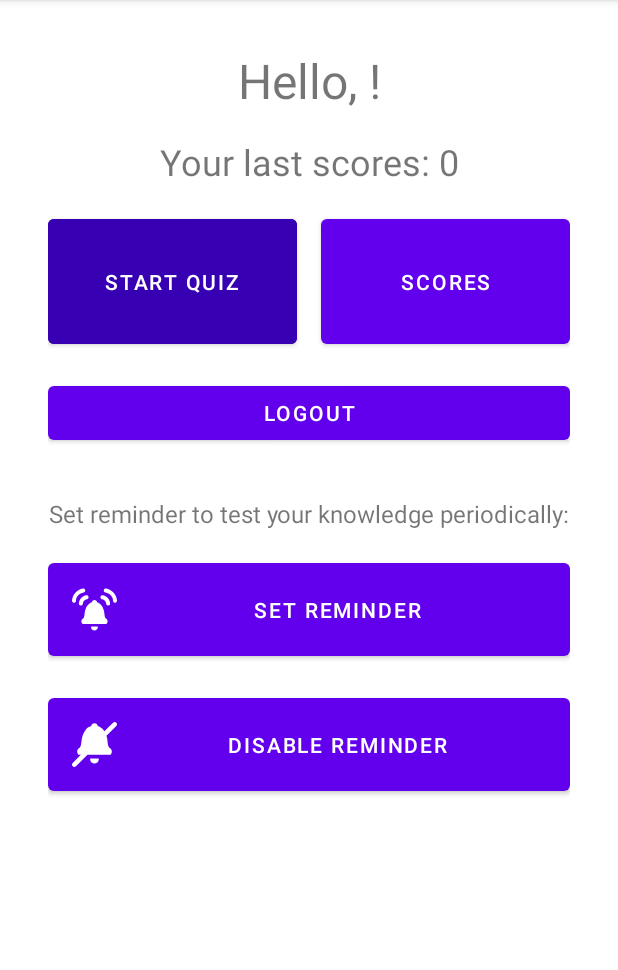
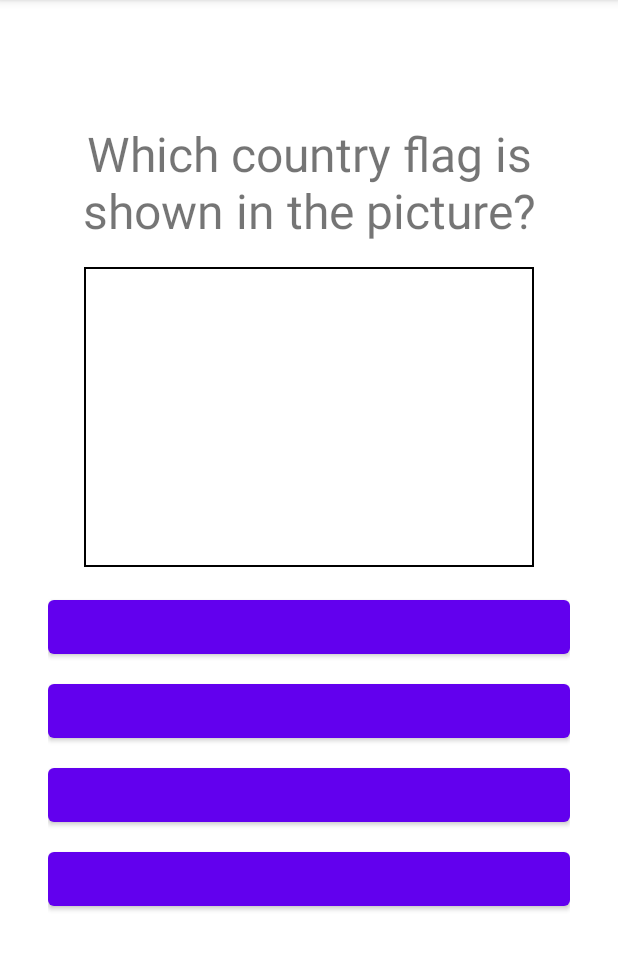
Before and after one commit to vitalydervanowsky/SmartCountries, an Android app: the fragment HelloFragment placed in its activity, after a tap on "START QUIZ", on a phone screen of 412 x 824 dp, the part 84-1054 px from its top. Run offline under Robolectric (Android 15) with nearby library versions, the phone set to English and light mode, and no system bars; pictures from the network do not load; 5 statements that could not run were skipped.

Commit message:
add feature quiz

```diff
--- a/app/src/main/java/by/dzrvnsk/smartcountries/MainActivity.kt
+++ b/app/src/main/java/by/dzrvnsk/smartcountries/MainActivity.kt
@@ -15,7 +15,7 @@ class MainActivity : AppCompatActivity() {
 
         if (supportFragmentManager.findFragmentById(R.id.container) == null)
             supportFragmentManager.beginTransaction()
-                .add(binding.container.id, MenuFragment())
+                .replace(binding.container.id, MenuFragment())
                 .commit()
     }
 }
--- a/app/src/main/java/by/dzrvnsk/smartcountries/fragments/HelloFragment.kt
+++ b/app/src/main/java/by/dzrvnsk/smartcountries/fragments/HelloFragment.kt
@@ -51,22 +51,35 @@ class HelloFragment : Fragment() {
                 BIND_AUTO_CREATE
             )
 
-
             val helloText =
                 getString(R.string.say_hello) + sharedPrefs.getString("LAST_USER_NAME", "") + "!"
             tvHello.text = helloText
-            var lastScores = sharedPrefs.getInt("LAST_USERS_SCORES", 0).toString()
-//            if (lastScores.toInt() == 0) {
-//                tvLastScores.visibility = View.GONE
-//            }
+            var lastScores = sharedPrefs.getInt("LAST_GAME_SCORES", 0).toString()
+            if (lastScores.toInt() == 0) {
+                tvLastScores.visibility = View.GONE
+            }
             lastScores = getString(R.string.last_scores) + lastScores
             tvLastScores.text = lastScores
 
-            btnStartQuiz.setOnClickListener { }
+            btnStartQuiz.setOnClickListener {
+                parentFragmentManager.beginTransaction()
+                    .setCustomAnimations(
+                        R.anim.slide_in_bottom,
+                        R.anim.fade_out,
+                        R.anim.fade_in,
+                        R.anim.slide_out_bottom
+                    )
+                    .replace(R.id.container, QuizFragment())
+                    .commit()
+            }
 
             btnShowScores.setOnClickListener { }
 
             btnLogout.setOnClickListener {
+                sharedPrefs.edit()
+                    .putString("LAST_USER_NAME", "")
+                    .putInt("LAST_GAME_SCORES", 0)
+                    .apply()
                 parentFragmentManager.beginTransaction()
                     .setCustomAnimations(
                         R.anim.slide_in_bottom,
--- /dev/null
+++ b/app/src/main/res/drawable/imageview_border.xml
@@ -0,0 +1,13 @@
+<?xml version="1.0" encoding="utf-8"?>
+
+<shape xmlns:android="http://schemas.android.com/apk/res/android">
+    <solid android:color="#FFFFFF" />
+    <stroke
+        android:width="1dp"
+        android:color="#000000" />
+    <padding
+        android:bottom="1dp"
+        android:left="1dp"
+        android:right="1dp"
+        android:top="1dp" />
+</shape>
--- a/app/src/main/res/layout/fragment_details.xml
+++ b/app/src/main/res/layout/fragment_details.xml
@@ -4,7 +4,6 @@
     xmlns:tools="http://schemas.android.com/tools"
     android:layout_width="match_parent"
     android:layout_height="match_parent"
-    android:background="@color/light_gray"
     android:padding="@dimen/small_offset"
     tools:context=".fragments.DetailsFragment">
 
@@ -14,8 +13,9 @@
 
         <ImageView
             android:id="@+id/iv_country_flag"
-            android:layout_width="match_parent"
+            android:layout_width="300dp"
             android:layout_height="200dp"
+            android:background="@drawable/imageview_border"
             android:contentDescription="@string/ivCountryFlagContentDescription"
             app:layout_constraintEnd_toEndOf="parent"
             app:layout_constraintStart_toStartOf="parent"
--- /dev/null
+++ b/app/src/main/res/layout/fragment_quiz.xml
@@ -0,0 +1,86 @@
+<?xml version="1.0" encoding="utf-8"?>
+<androidx.constraintlayout.widget.ConstraintLayout xmlns:android="http://schemas.android.com/apk/res/android"
+    xmlns:app="http://schemas.android.com/apk/res-auto"
+    xmlns:tools="http://schemas.android.com/tools"
+    android:layout_width="match_parent"
+    android:layout_height="match_parent"
+    android:padding="@dimen/great_offset"
+    tools:context=".fragments.QuizFragment">
+
+    <TextView
+        android:id="@+id/tv_scores"
+        android:layout_width="wrap_content"
+        android:layout_height="wrap_content"
+        android:textSize="@dimen/big_text_size"
+        app:layout_constrainedWidth="true"
+        app:layout_constraintEnd_toStartOf="@id/tv_question_number"
+        app:layout_constraintHorizontal_bias="0"
+        app:layout_constraintStart_toStartOf="parent"
+        app:layout_constraintTop_toTopOf="parent"
+        tools:text="Scores: 30" />
+
+    <TextView
+        android:id="@+id/tv_question_number"
+        android:layout_width="wrap_content"
+        android:layout_height="wrap_content"
+        android:textSize="@dimen/big_text_size"
+        app:layout_constraintBaseline_toBaselineOf="@id/tv_scores"
+        app:layout_constraintEnd_toEndOf="parent"
+        tools:text="Question: 1/10" />
+
+    <TextView
+        android:id="@+id/tv_question_text"
+        android:layout_width="wrap_content"
+        android:layout_height="wrap_content"
+        android:layout_marginTop="@dimen/big_offset"
+        android:text="@string/quiz_question_flag"
+        android:textAlignment="center"
+        android:textSize="@dimen/title_size"
+        app:layout_constraintEnd_toEndOf="parent"
+        app:layout_constraintStart_toStartOf="parent"
+        app:layout_constraintTop_toBottomOf="@id/tv_scores" />
+
+    <ImageView
+        android:id="@+id/iv_question"
+        android:layout_width="300dp"
+        android:layout_height="200dp"
+        android:layout_marginTop="@dimen/big_offset"
+        android:background="@drawable/imageview_border"
+        android:contentDescription="@string/ivCountryFlagContentDescription"
+        app:layout_constraintEnd_toEndOf="parent"
+        app:layout_constraintStart_toStartOf="parent"
+        app:layout_constraintTop_toBottomOf="@id/tv_question_text" />
+
+    <Button
+        android:id="@+id/btn_option1"
+        android:layout_width="match_parent"
+        android:layout_height="wrap_content"
+        android:layout_marginTop="@dimen/big_offset"
+        app:layout_constraintTop_toBottomOf="@id/iv_question"
+        tools:text="Option1" />
+
+    <Button
+        android:id="@+id/btn_option2"
+        android:layout_width="match_parent"
+        android:layout_height="wrap_content"
+        android:layout_marginTop="@dimen/medium_offset"
+        app:layout_constraintTop_toBottomOf="@id/btn_option1"
+        tools:text="Option2" />
+
+    <Button
+        android:id="@+id/btn_option3"
+        android:layout_width="match_parent"
+        android:layout_height="wrap_content"
+        android:layout_marginTop="@dimen/medium_offset"
+        app:layout_constraintTop_toBottomOf="@id/btn_option2"
+        tools:text="Option3" />
+
+    <Button
+        android:id="@+id/btn_option4"
+        android:layout_width="match_parent"
+        android:layout_height="wrap_content"
+        android:layout_marginTop="@dimen/medium_offset"
+        app:layout_constraintTop_toBottomOf="@id/btn_option3"
+        tools:text="Option4" />
+
+</androidx.constraintlayout.widget.ConstraintLayout>
--- a/app/src/main/res/values/strings.xml
+++ b/app/src/main/res/values/strings.xml
@@ -18,4 +18,7 @@
     <string name="set_reminder_label">Set reminder to test your knowledge periodically:</string>
     <string name="set_reminder">Set reminder</string>
     <string name="disable_reminder">Disable reminder</string>
+    <string name="restart_quiz">Restart Quiz</string>
+    <string name="back_to_menu">Back to Menu</string>
+    <string name="quiz_question_flag">Which country flag is shown in the picture?</string>
 </resources>
```
Also changed, not shown: app/src/main/java/by/dzrvnsk/smartcountries/fragments/QuizFragment.kt (added, +132 -0 lines), app/src/main/java/by/dzrvnsk/smartcountries/fragments/ResultsFragment.kt (added, +53 -0 lines), app/src/main/java/by/dzrvnsk/smartcountries/model/CountryViewModel.kt (+45 -0 lines), app/src/main/java/by/dzrvnsk/smartcountries/quiz/Question.kt (added, +14 -0 lines), app/src/main/res/layout/fragment_results.xml (added, +61 -0 lines).
